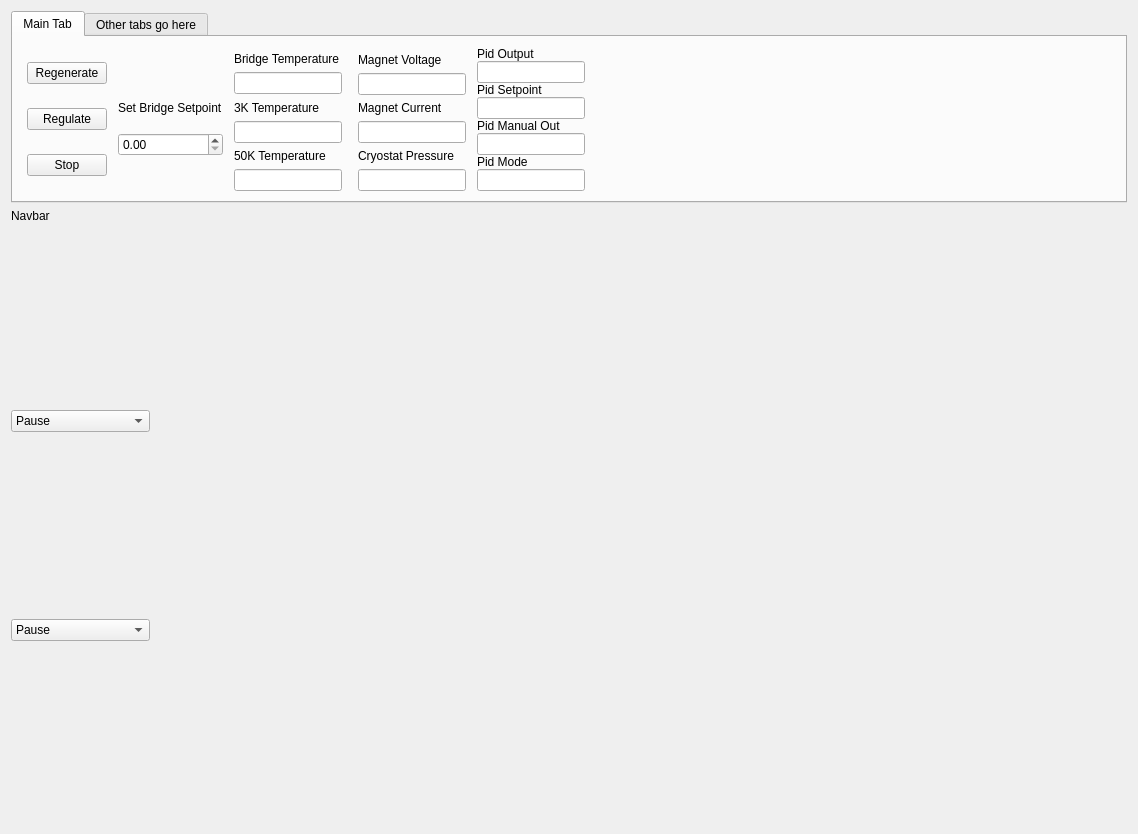
This is ui_devel/gui.ui in ColumbiaCMB/adr_control as Qt 5 draws it before an edit. The edited form follows.
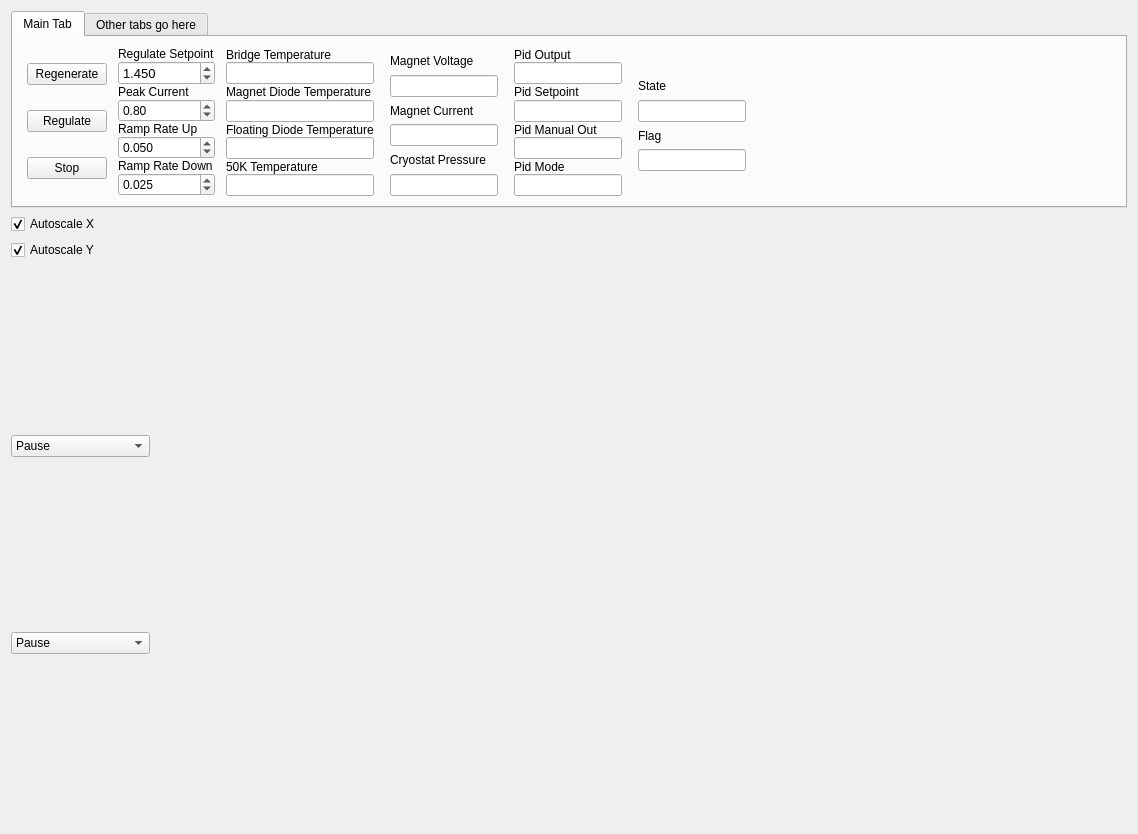
This is the edited form.

Commit message: Autoscale options added to the plot and GUI. Plot now is called from stub functions in the GUI that automatically read the commands.

The edit to the form file:
```diff
--- a/ui_devel/gui.ui
+++ b/ui_devel/gui.ui
@@ -19,7 +19,7 @@
      <property name="sizeConstraint">
       <enum>QLayout::SetMaximumSize</enum>
      </property>
-     <item row="2" column="1">
+     <item row="3" column="2">
       <layout class="QVBoxLayout" name="plotLayout">
        <property name="sizeConstraint">
         <enum>QLayout::SetMaximumSize</enum>
@@ -52,10 +52,7 @@
        </item>
       </layout>
      </item>
-     <item row="3" column="1">
-      <layout class="QVBoxLayout" name="plotLayout_2"/>
-     </item>
-     <item row="2" column="0">
+     <item row="3" column="0">
       <layout class="QVBoxLayout" name="verticalLayout_9">
        <item>
         <widget class="QComboBox" name="plotoptions">
@@ -97,20 +94,7 @@
        </item>
       </layout>
      </item>
-     <item row="0" column="0">
-      <widget class="QLabel" name="label">
-       <property name="sizePolicy">
-        <sizepolicy hsizetype="Preferred" vsizetype="Minimum">
-         <horstretch>0</horstretch>
-         <verstretch>0</verstretch>
-        </sizepolicy>
-       </property>
-       <property name="text">
-        <string>Navbar</string>
-       </property>
-      </widget>
-     </item>
-     <item row="0" column="1">
+     <item row="0" column="2">
       <layout class="QVBoxLayout" name="navbar_layout">
        <property name="spacing">
         <number>1</number>
@@ -120,6 +104,36 @@
        </property>
       </layout>
      </item>
+     <item row="0" column="0">
+      <layout class="QVBoxLayout" name="verticalLayout_7">
+       <property name="topMargin">
+        <number>0</number>
+       </property>
+       <property name="bottomMargin">
+        <number>0</number>
+       </property>
+       <item>
+        <widget class="QCheckBox" name="autoscale_x">
+         <property name="text">
+          <string>Autoscale X</string>
+         </property>
+         <property name="checked">
+          <bool>true</bool>
+         </property>
+        </widget>
+       </item>
+       <item>
+        <widget class="QCheckBox" name="autoscale_y">
+         <property name="text">
+          <string>Autoscale Y</string>
+         </property>
+         <property name="checked">
+          <bool>true</bool>
+         </property>
+        </widget>
+       </item>
+      </layout>
+     </item>
     </layout>
    </item>
    <item row="0" column="0">
@@ -277,7 +291,7 @@
            </item>
           </layout>
          </item>
-         <item row="0" column="5">
+         <item row="0" column="6">
           <spacer name="horizontalSpacer_3">
            <property name="orientation">
             <enum>Qt::Horizontal</enum>
@@ -293,7 +307,7 @@
          <item row="0" column="2">
           <layout class="QVBoxLayout" name="verticalLayout_6">
            <property name="spacing">
-            <number>1</number>
+            <number>0</number>
            </property>
            <property name="leftMargin">
             <number>5</number>
@@ -321,10 +335,30 @@
              </property>
             </widget>
            </item>
+           <item>
+            <widget class="QLabel" name="label_13">
+             <property name="text">
+              <string>Magnet Diode Temperature</string>
+             </property>
+            </widget>
+           </item>
+           <item>
+            <widget class="QLineEdit" name="temp_magnet_diode_value">
+             <property name="sizePolicy">
+              <sizepolicy hsizetype="Minimum" vsizetype="Fixed">
+               <horstretch>0</horstretch>
+               <verstretch>0</verstretch>
+              </sizepolicy>
+             </property>
+             <property name="readOnly">
+              <bool>true</bool>
+             </property>
+            </widget>
+           </item>
            <item>
             <widget class="QLabel" name="label_5">
              <property name="text">
-              <string>3K Temperature</string>
+              <string>Floating Diode Temperature</string>
              </property>
             </widget>
            </item>
@@ -363,48 +397,21 @@
            </item>
           </layout>
          </item>
-         <item row="0" column="1">
-          <layout class="QVBoxLayout" name="verticalLayout_8">
-           <property name="spacing">
-            <number>0</number>
-           </property>
-           <property name="topMargin">
-            <number>35</number>
-           </property>
-           <property name="bottomMargin">
-            <number>35</number>
-           </property>
-           <item>
-            <widget class="QLabel" name="label_2">
-             <property name="sizePolicy">
-              <sizepolicy hsizetype="Preferred" vsizetype="Minimum">
-               <horstretch>0</horstretch>
-               <verstretch>0</verstretch>
-              </sizepolicy>
-             </property>
-             <property name="text">
-              <string>Set Bridge Setpoint</string>
-             </property>
-            </widget>
-           </item>
-           <item>
-            <widget class="QDoubleSpinBox" name="bridge_setpoint_command_value">
-             <property name="maximum">
-              <double>0.500000000000000</double>
-             </property>
-             <property name="singleStep">
-              <double>0.100000000000000</double>
-             </property>
-            </widget>
-           </item>
-          </layout>
-         </item>
          <item row="0" column="4">
           <layout class="QVBoxLayout" name="verticalLayout_2">
            <property name="spacing">
             <number>0</number>
            </property>
-           <property name="margin">
+           <property name="leftMargin">
+            <number>5</number>
+           </property>
+           <property name="topMargin">
+            <number>0</number>
+           </property>
+           <property name="rightMargin">
+            <number>5</number>
+           </property>
+           <property name="bottomMargin">
             <number>0</number>
            </property>
            <item>
@@ -442,6 +449,9 @@
                <verstretch>0</verstretch>
               </sizepolicy>
              </property>
+             <property name="readOnly">
+              <bool>true</bool>
+             </property>
             </widget>
            </item>
            <item>
@@ -459,6 +469,9 @@
                <verstretch>0</verstretch>
               </sizepolicy>
              </property>
+             <property name="readOnly">
+              <bool>true</bool>
+             </property>
             </widget>
            </item>
            <item>
@@ -475,6 +488,196 @@
                <horstretch>0</horstretch>
                <verstretch>0</verstretch>
               </sizepolicy>
+             </property>
+             <property name="readOnly">
+              <bool>true</bool>
+             </property>
+            </widget>
+           </item>
+          </layout>
+         </item>
+         <item row="0" column="5">
+          <layout class="QVBoxLayout" name="verticalLayout">
+           <property name="spacing">
+            <number>0</number>
+           </property>
+           <property name="leftMargin">
+            <number>5</number>
+           </property>
+           <property name="topMargin">
+            <number>25</number>
+           </property>
+           <property name="rightMargin">
+            <number>5</number>
+           </property>
+           <property name="bottomMargin">
+            <number>25</number>
+           </property>
+           <item>
+            <widget class="QLabel" name="label_17">
+             <property name="text">
+              <string>State</string>
+             </property>
+            </widget>
+           </item>
+           <item>
+            <widget class="QLineEdit" name="state_value">
+             <property name="sizePolicy">
+              <sizepolicy hsizetype="Minimum" vsizetype="Fixed">
+               <horstretch>0</horstretch>
+               <verstretch>0</verstretch>
+              </sizepolicy>
+             </property>
+             <property name="readOnly">
+              <bool>true</bool>
+             </property>
+            </widget>
+           </item>
+           <item>
+            <widget class="QLabel" name="label_18">
+             <property name="sizePolicy">
+              <sizepolicy hsizetype="Preferred" vsizetype="Preferred">
+               <horstretch>0</horstretch>
+               <verstretch>0</verstretch>
+              </sizepolicy>
+             </property>
+             <property name="text">
+              <string>Flag</string>
+             </property>
+            </widget>
+           </item>
+           <item>
+            <widget class="QLineEdit" name="flag_value">
+             <property name="sizePolicy">
+              <sizepolicy hsizetype="Minimum" vsizetype="Fixed">
+               <horstretch>0</horstretch>
+               <verstretch>0</verstretch>
+              </sizepolicy>
+             </property>
+             <property name="readOnly">
+              <bool>true</bool>
+             </property>
+            </widget>
+           </item>
+          </layout>
+         </item>
+         <item row="0" column="1">
+          <layout class="QVBoxLayout" name="verticalLayout_8">
+           <property name="spacing">
+            <number>0</number>
+           </property>
+           <property name="topMargin">
+            <number>0</number>
+           </property>
+           <property name="bottomMargin">
+            <number>0</number>
+           </property>
+           <item>
+            <widget class="QLabel" name="label_2">
+             <property name="sizePolicy">
+              <sizepolicy hsizetype="Preferred" vsizetype="Minimum">
+               <horstretch>0</horstretch>
+               <verstretch>0</verstretch>
+              </sizepolicy>
+             </property>
+             <property name="text">
+              <string>Regulate Setpoint</string>
+             </property>
+            </widget>
+           </item>
+           <item>
+            <widget class="QDoubleSpinBox" name="setpoint_value">
+             <property name="font">
+              <font>
+               <pointsize>10</pointsize>
+              </font>
+             </property>
+             <property name="decimals">
+              <number>3</number>
+             </property>
+             <property name="maximum">
+              <double>4.000000000000000</double>
+             </property>
+             <property name="singleStep">
+              <double>0.001000000000000</double>
+             </property>
+             <property name="value">
+              <double>1.450000000000000</double>
+             </property>
+            </widget>
+           </item>
+           <item>
+            <widget class="QLabel" name="label_14">
+             <property name="text">
+              <string>Peak Current</string>
+             </property>
+            </widget>
+           </item>
+           <item>
+            <widget class="QDoubleSpinBox" name="peak_current_value">
+             <property name="decimals">
+              <number>2</number>
+             </property>
+             <property name="maximum">
+              <double>9.400000000000000</double>
+             </property>
+             <property name="singleStep">
+              <double>0.010000000000000</double>
+             </property>
+             <property name="value">
+              <double>0.800000000000000</double>
+             </property>
+            </widget>
+           </item>
+           <item>
+            <widget class="QLabel" name="label_15">
+             <property name="text">
+              <string>Ramp Rate Up</string>
+             </property>
+            </widget>
+           </item>
+           <item>
+            <widget class="QDoubleSpinBox" name="ramp_rate_up_value">
+             <property name="decimals">
+              <number>3</number>
+             </property>
+             <property name="minimum">
+              <double>0.000000000000000</double>
+             </property>
+             <property name="maximum">
+              <double>0.100000000000000</double>
+             </property>
+             <property name="singleStep">
+              <double>0.001000000000000</double>
+             </property>
+             <property name="value">
+              <double>0.050000000000000</double>
+             </property>
+            </widget>
+           </item>
+           <item>
+            <widget class="QLabel" name="label_16">
+             <property name="text">
+              <string>Ramp Rate Down</string>
+             </property>
+            </widget>
+           </item>
+           <item>
+            <widget class="QDoubleSpinBox" name="ramp_rate_down_value">
+             <property name="decimals">
+              <number>3</number>
+             </property>
+             <property name="minimum">
+              <double>0.000000000000000</double>
+             </property>
+             <property name="maximum">
+              <double>0.100000000000000</double>
+             </property>
+             <property name="singleStep">
+              <double>0.001000000000000</double>
+             </property>
+             <property name="value">
+              <double>0.025000000000000</double>
              </property>
             </widget>
            </item>
```
Left out of the diff: 11 changed lines with no effect on the pictures. The commit also changes 3 other files.
